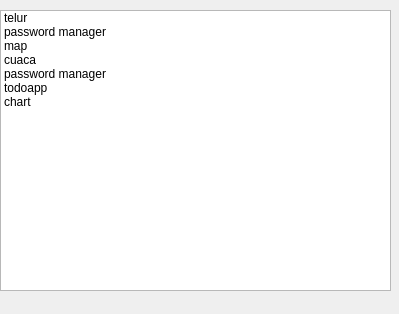
Old version of the form main.ui in the repository anwartan/python_qt.
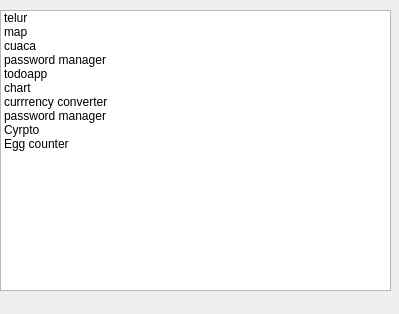
New version of the form.

```diff
--- a/main.ui
+++ b/main.ui
@@ -27,11 +27,6 @@
      <string>telur</string>
     </property>
    </item>
-   <item>
-    <property name="text">
-     <string>password manager</string>
-    </property>
-   </item>
    <item>
     <property name="text">
      <string>map</string>
@@ -59,10 +54,24 @@
    </item>
    <item>
     <property name="text">
-     <string/>
      <string>currrency converter</string>
     </property>
    </item>
+   <item>
+    <property name="text">
+     <string>password manager</string>
+    </property>
+   </item>
+   <item>
+    <property name="text">
+     <string>Cyrpto </string>
+    </property>
+   </item>
+   <item>
+    <property name="text">
+     <string>Egg counter</string>
+    </property>
+   </item>
   </widget>
  </widget>
  <resources/>
```
